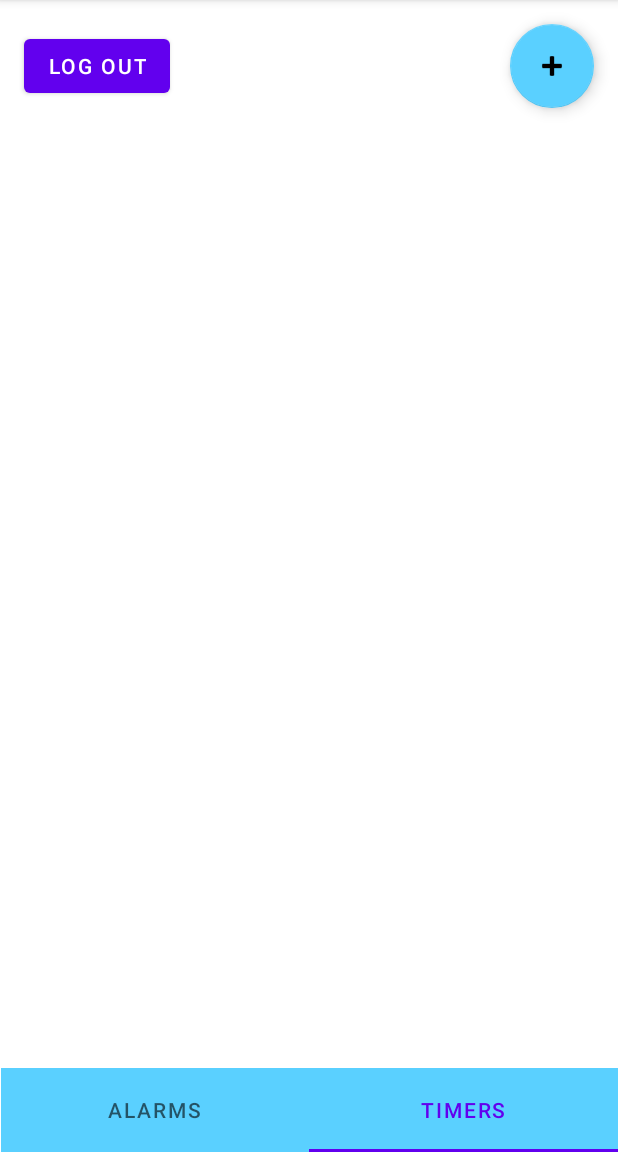
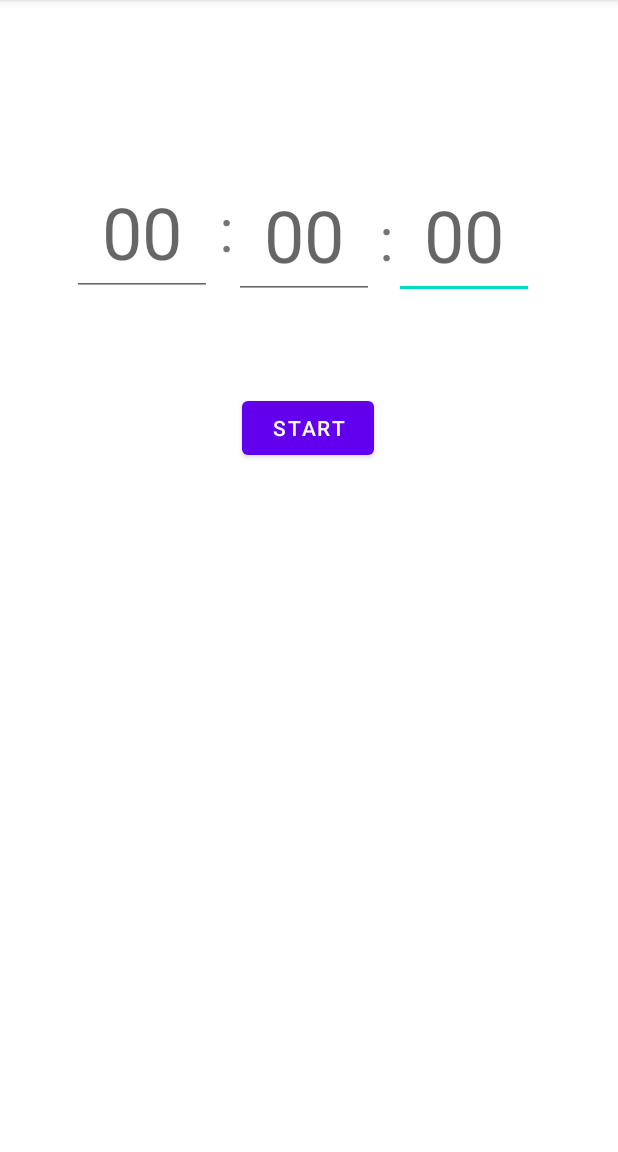
Before and after one commit to calicojack1720/LookOut, an Android app: the screen it shows after launch once a user with an empty profile is signed in (AlarmActivity before the commit, TimerActivity after it), item 2 of the bottom bar chosen, on a phone screen of 412 x 824 dp, the part 84-1236 px from its top. Run offline under Robolectric (Android 15) with nearby library versions, the phone set to English and light mode, and no system bars; our stand-ins replace Firebase (no records; nobody signed in at launch, a user with empty details on screens opened directly).

Commit message:
Added basic timer page layout

```diff
--- a/LookOut/app/src/main/java/com/example/lologin/AlarmActivity.kt
+++ b/LookOut/app/src/main/java/com/example/lologin/AlarmActivity.kt
@@ -94,7 +94,7 @@ class AlarmActivity : AppCompatActivity() {
 
 
                     //Here for TimerActivity page
-                    //1 -> startActivity(Intent(this@AlarmActivity, TimerActivity::class.java))
+                    1 -> startActivity(Intent(this@AlarmActivity, TimerActivity::class.java))
 
                     // Creates a text box telling the user the timer page isn't available.
                     1 -> Toast.makeText(
--- a/LookOut/app/src/main/res/layout/activity_timers.xml
+++ b/LookOut/app/src/main/res/layout/activity_timers.xml
@@ -1,8 +1,103 @@
 <?xml version="1.0" encoding="utf-8"?>
 <androidx.constraintlayout.widget.ConstraintLayout xmlns:android="http://schemas.android.com/apk/res/android"
+    xmlns:app="http://schemas.android.com/apk/res-auto"
     xmlns:tools="http://schemas.android.com/tools"
     android:layout_width="match_parent"
     android:layout_height="match_parent"
     tools:context=".TimerActivity">
 
+    <TextView
+        android:id="@+id/TimerColon1"
+        android:layout_width="wrap_content"
+        android:layout_height="wrap_content"
+        android:layout_alignParentTop="true"
+        android:layout_alignParentEnd="true"
+        android:layout_marginBottom="76dp"
+        android:text=":"
+        android:textSize="40sp"
+        app:layout_constraintBottom_toTopOf="@+id/StartTimer"
+        app:layout_constraintEnd_toStartOf="@+id/TimerSeconds"
+        app:layout_constraintHorizontal_bias="1.0"
+        app:layout_constraintStart_toEndOf="@+id/TimerMinutes" />
+
+    <EditText
+        android:id="@+id/TimerSeconds"
+        android:layout_width="93dp"
+        android:layout_height="84dp"
+        android:layout_alignParentTop="true"
+        android:layout_alignParentEnd="true"
+        android:layout_marginEnd="56dp"
+        android:ems="10"
+        android:gravity="center_horizontal"
+        android:hint="00"
+        android:inputType="number"
+        android:textSize="48sp"
+        app:layout_constraintBottom_toTopOf="@+id/StartTimer"
+        app:layout_constraintEnd_toEndOf="parent"
+        app:layout_constraintTop_toTopOf="parent"
+        app:layout_constraintVertical_bias="0.652" />
+
+    <EditText
+        android:id="@+id/TimerMinutes"
+        android:layout_width="93dp"
+        android:layout_height="84dp"
+        android:layout_alignParentTop="true"
+        android:layout_alignParentEnd="true"
+        android:ems="10"
+        android:gravity="center_horizontal"
+        android:hint="00"
+        android:inputType="number"
+        android:textSize="48sp"
+        app:layout_constraintBottom_toTopOf="@+id/StartTimer"
+        app:layout_constraintEnd_toStartOf="@+id/TimerSeconds"
+        app:layout_constraintHorizontal_bias="0.535"
+        app:layout_constraintStart_toEndOf="@+id/TimerHours"
+        app:layout_constraintTop_toTopOf="parent"
+        app:layout_constraintVertical_bias="0.652" />
+
+    <TextView
+        android:id="@+id/TimerColon2"
+        android:layout_width="wrap_content"
+        android:layout_height="wrap_content"
+        android:layout_alignParentTop="true"
+        android:layout_alignParentEnd="true"
+        android:text=":"
+        android:textSize="40sp"
+        app:layout_constraintBottom_toTopOf="@+id/StartTimer"
+        app:layout_constraintEnd_toStartOf="@+id/TimerMinutes"
+        app:layout_constraintHorizontal_bias="1.0"
+        app:layout_constraintStart_toEndOf="@+id/TimerHours"
+        app:layout_constraintTop_toTopOf="parent"
+        app:layout_constraintVertical_bias="0.605" />
+
+    <EditText
+        android:id="@+id/TimerHours"
+        android:layout_width="93dp"
+        android:layout_height="84dp"
+        android:layout_alignParentStart="true"
+        android:layout_alignParentTop="true"
+        android:autofillHints=""
+        android:ems="10"
+        android:gravity="center_horizontal"
+        android:hint="00"
+        android:inputType="number"
+        android:textSize="48sp"
+        app:layout_constraintBottom_toBottomOf="parent"
+        app:layout_constraintEnd_toEndOf="parent"
+        app:layout_constraintHorizontal_bias="0.15"
+        app:layout_constraintStart_toStartOf="parent"
+        app:layout_constraintTop_toTopOf="parent"
+        app:layout_constraintVertical_bias="0.166" />
+
+    <Button
+        android:id="@+id/StartTimer"
+        android:layout_width="wrap_content"
+        android:layout_height="wrap_content"
+        android:text="Start"
+        app:layout_constraintBottom_toBottomOf="parent"
+        app:layout_constraintEnd_toEndOf="parent"
+        app:layout_constraintHorizontal_bias="0.498"
+        app:layout_constraintStart_toStartOf="parent"
+        app:layout_constraintTop_toTopOf="parent"
+        app:layout_constraintVertical_bias="0.363" />
 </androidx.constraintlayout.widget.ConstraintLayout>
```
